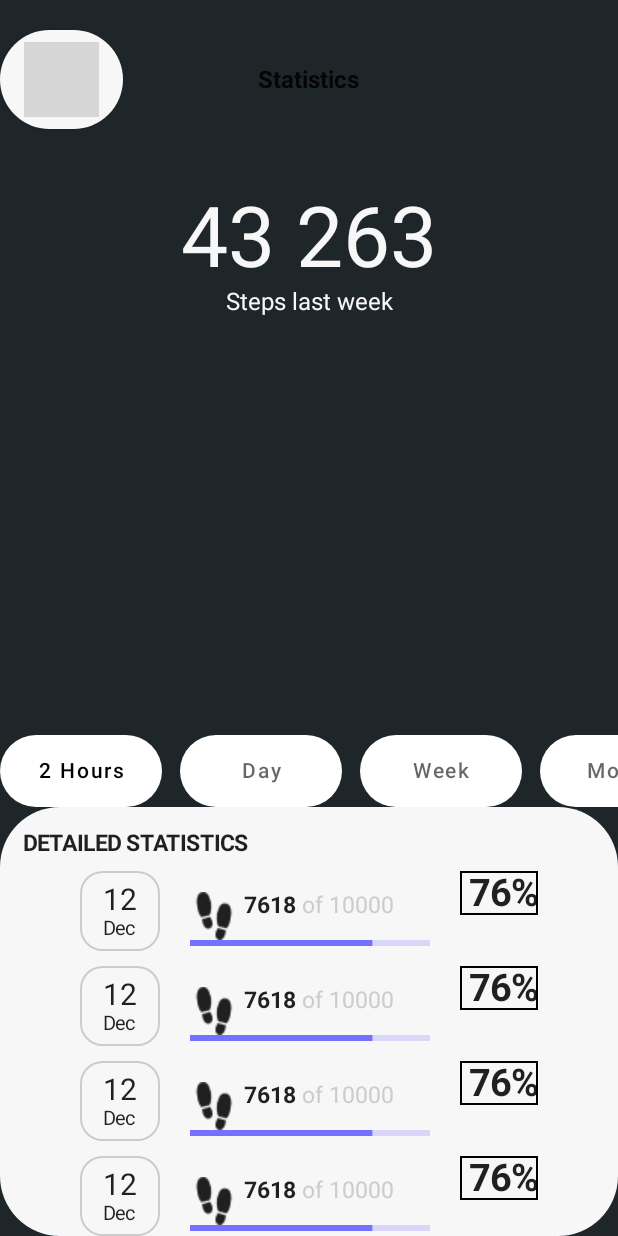
After one commit to Nastya-Lis/StepWalker, an Android app built with Jetpack Compose: the StatisticsScreen screen opened through its navigation route, on a phone screen of 412 x 824 dp. The commit adds this screen. Run offline under Robolectric (Android 15) with nearby library versions, the phone set to English and light mode, and no system bars; grey boxes are pictures that could not be loaded.

Commit message:
not perfect navigation on screens

```diff
--- a/app/build.gradle
+++ b/app/build.gradle
@@ -44,8 +44,12 @@ android {
         }
     }
 }
+def nav_version = "2.5.2"
+dependencies {
+    //navigation
 
-dependencies {
+    implementation("androidx.navigation:navigation-compose:$nav_version")
+
     // Paging Compose
     implementation "com.google.accompanist:accompanist-pager:0.13.0"
     implementation "com.google.accompanist:accompanist-pager-indicators:0.13.0"
--- a/app/src/main/java/com/example/stepwalker/MainActivity.kt
+++ b/app/src/main/java/com/example/stepwalker/MainActivity.kt
@@ -10,8 +10,10 @@ import androidx.compose.material.Text
 import androidx.compose.runtime.Composable
 import androidx.compose.ui.Modifier
 import androidx.compose.ui.tooling.preview.Preview
+import com.example.stepwalker.navhost.NavigationHosting
 import com.example.stepwalker.screens.FirstScreen
 import com.example.stepwalker.screens.ResultScreen
+import com.example.stepwalker.screens.StatisticsScreen
 import com.example.stepwalker.ui.theme.StepWalkerTheme
 
 class MainActivity : ComponentActivity() {
@@ -24,8 +26,10 @@ class MainActivity : ComponentActivity() {
                     modifier = Modifier.fillMaxSize(),
                     color = MaterialTheme.colors.background
                 ) {
+                    NavigationHosting()
                    // FirstScreen()
-                    ResultScreen()
+                   // ResultScreen()
+                    //StatisticsScreen()
                     //Greeting("Android")
                 }
             }
--- /dev/null
+++ b/app/src/main/java/com/example/stepwalker/navhost/NavigationHost.kt
@@ -0,0 +1,21 @@
+package com.example.stepwalker.navhost
+
+import androidx.compose.runtime.Composable
+import androidx.compose.ui.layout.FirstBaseline
+import androidx.navigation.NavController
+import androidx.navigation.NavHostController
+import androidx.navigation.compose.NavHost
+import androidx.navigation.compose.composable
+import androidx.navigation.compose.rememberNavController
+import com.example.stepwalker.screens.FirstScreen
+import com.example.stepwalker.screens.ResultScreen
+import com.example.stepwalker.screens.StatisticsScreen
+
+@Composable
+fun NavigationHosting(navController: NavHostController = rememberNavController()){
+    NavHost(navController = navController, startDestination = "profile"){
+        composable("profile"){ FirstScreen(navController)}
+        composable("result"){ ResultScreen(navController)}
+        composable("statistics"){ StatisticsScreen(navController)}
+    }
+}
--- a/app/src/main/java/com/example/stepwalker/screens/FirstScreen.kt
+++ b/app/src/main/java/com/example/stepwalker/screens/FirstScreen.kt
@@ -1,7 +1,9 @@
 package com.example.stepwalker.screens
 
+import android.view.GestureDetector
 import androidx.compose.foundation.Image
 import androidx.compose.foundation.background
+import androidx.compose.foundation.clickable
 import androidx.compose.foundation.layout.*
 import androidx.compose.foundation.lazy.LazyColumn
 import androidx.compose.foundation.shape.CircleShape
@@ -24,11 +26,12 @@ import androidx.compose.ui.text.font.FontFamily
 import androidx.compose.ui.text.font.FontWeight
 import androidx.compose.ui.unit.dp
 import androidx.compose.ui.unit.sp
+import androidx.navigation.NavHostController
 import com.example.stepwalker.R
 import com.example.stepwalker.ui.theme.*
 
 @Composable
-fun FirstScreen() {
+fun FirstScreen(navHostController: NavHostController) {
     return Scaffold(modifier = Modifier.padding(top = 40.dp)) {
         Column(
             modifier = Modifier
@@ -44,8 +47,8 @@ fun FirstScreen() {
                 AdvancedSettingButton()
             }
 
-            StepsAllStatistic()
-            FriendTab()
+            StepsAllStatistic(navHostController)
+            FriendTab(navHostController)
             Discounts()
         }
     }
@@ -81,7 +84,9 @@ fun UserView() {
 @Composable
 fun AdvancedSettingButton() {
     IconButton(
-        onClick = { /*TODO*/ }, modifier = Modifier
+        onClick = {
+
+        }, modifier = Modifier
             .background(Color(0xFFF7F7F8))
             .fillMaxHeight()
             .width(60.dp)
@@ -97,14 +102,14 @@ fun AdvancedSettingButton() {
 }
 
 @Composable
-fun StepsAllStatistic() {
+fun StepsAllStatistic(navHostController: NavHostController) {
     Row(
         modifier = Modifier
             .padding(top = 40.dp)
             .fillMaxWidth(),
         horizontalArrangement = Arrangement.SpaceBetween
     ) {
-        StepsToday()
+        StepsToday(navHostController)
         Column() {
             WeekRecord()
             MonthRecord()
@@ -113,13 +118,13 @@ fun StepsAllStatistic() {
 }
 
 @Composable
-fun StepsToday() {
+fun StepsToday(navHostController: NavHostController) {
     Column(
         modifier = Modifier
             .background(
                 Color(0xFF7471FF),
                 shape = RoundedCornerShape(45.dp)
-            )
+            ).clickable(onClick = { navHostController.navigate("statistics") })
             .padding(30.dp)
         //.shadow(5.dp, shape = CircleShape)
     ) {
@@ -189,7 +194,7 @@ fun MonthRecord() {
 }
 
 @Composable
-fun FriendTab() {
+fun FriendTab(navHostController: NavHostController) {
     Column(
         modifier = Modifier
             .padding(top = 20.dp)
@@ -232,6 +237,7 @@ fun FriendTab() {
                         contentScale = ContentScale.Crop,
                         modifier = Modifier
                             .padding(start = 30.dp)
+                            .clickable(onClick = {navHostController.navigate("result")})
                             .size(45.dp)
                             .clip(CircleShape)
                     )
--- a/app/src/main/java/com/example/stepwalker/screens/ResultScreen.kt
+++ b/app/src/main/java/com/example/stepwalker/screens/ResultScreen.kt
@@ -1,7 +1,6 @@
 package com.example.stepwalker.screens
 
 import androidx.compose.foundation.*
-import androidx.compose.foundation.gestures.scrollable
 import androidx.compose.foundation.layout.*
 import androidx.compose.foundation.lazy.LazyColumn
 import androidx.compose.foundation.lazy.LazyRow
@@ -18,31 +17,27 @@ import androidx.compose.ui.graphics.ColorFilter
 import androidx.compose.ui.graphics.RectangleShape
 import androidx.compose.ui.layout.ContentScale
 import androidx.compose.ui.res.painterResource
-import androidx.compose.ui.text.font.FontWeight
-import androidx.compose.ui.unit.ExperimentalUnitApi
 import androidx.compose.ui.unit.dp
 import androidx.compose.ui.unit.sp
+import androidx.navigation.NavHostController
 import com.example.stepwalker.R
+import com.example.stepwalker.screens.generalFunc.TopRow
 import com.example.stepwalker.ui.theme.AccentBlue
 import com.example.stepwalker.ui.theme.AccentGreen
 import com.example.stepwalker.ui.theme.AccentOrange
 import com.example.stepwalker.ui.theme.AccentPurple
-import com.google.accompanist.pager.ExperimentalPagerApi
-import com.google.accompanist.pager.HorizontalPager
-import com.google.accompanist.pager.PagerState
 
 @Composable
-fun ResultScreen() {
+fun ResultScreen(navHostController: NavHostController) {
     return Scaffold {
         Column {
-            TopRow()
+            TopRow("Result", navHostController)
             Result()
-
         }
     }
 }
 
-@Composable
+/*@Composable
 fun TopRow() {
     Row(
         modifier = Modifier
@@ -73,7 +68,7 @@ fun TopRow() {
         Spacer(modifier = Modifier.weight(1f))
     }
 
-}
+}*/
 
 @Composable
 fun Result() {
--- /dev/null
+++ b/app/src/main/java/com/example/stepwalker/screens/StatisticsScreen.kt
@@ -0,0 +1,150 @@
+package com.example.stepwalker.screens
+
+import android.util.Log
+import androidx.compose.foundation.*
+import androidx.compose.foundation.gestures.ScrollableState
+import androidx.compose.foundation.layout.*
+import androidx.compose.foundation.lazy.LazyColumn
+import androidx.compose.foundation.shape.RoundedCornerShape
+import androidx.compose.material.*
+import androidx.compose.runtime.*
+import androidx.compose.ui.Alignment
+import androidx.compose.ui.Modifier
+import androidx.compose.ui.graphics.Color
+import androidx.compose.ui.res.painterResource
+import androidx.compose.ui.text.SpanStyle
+import androidx.compose.ui.text.buildAnnotatedString
+import androidx.compose.ui.text.font.FontWeight
+import androidx.compose.ui.text.withStyle
+import androidx.compose.ui.unit.dp
+import androidx.compose.ui.unit.sp
+import androidx.navigation.NavHostController
+import com.example.stepwalker.screens.generalFunc.TopRow
+import com.example.stepwalker.ui.theme.AccentBlack
+import com.example.stepwalker.ui.theme.AccentWhite
+import com.example.stepwalker.R
+import com.example.stepwalker.ui.theme.AccentPurple
+import java.math.RoundingMode
+import java.text.DecimalFormat
+import kotlin.math.roundToInt
+import kotlin.math.roundToLong
+
+@Composable
+fun StatisticsScreen(navHostController: NavHostController) {
+    Scaffold() {
+        Column(modifier = Modifier.background(AccentBlack)) {
+            GraphStatistics(navHostController)
+        }
+    }
+}
+
+@Composable
+fun GraphStatistics(navHostController: NavHostController) {
+    Column {
+        TopRow("Statistics", navHostController)
+        Column(
+            modifier = Modifier
+                .fillMaxWidth()
+                .padding(top = 40.dp),
+            horizontalAlignment = Alignment.CenterHorizontally
+        ) {
+            Text("43 263", color = AccentWhite, fontSize = 56.sp)
+            Text("Steps last week", color = AccentWhite)
+        }
+        /*Image(painterResource(id = R.drawable.greenline), "wave"
+            ,modifier = Modifier.fillMaxWidth())*/
+        Spacer(modifier = Modifier.weight(2f))
+        TimingChoose()
+        DetailedStatistics()
+    }
+
+}
+
+
+@Composable
+fun TimingChoose() {
+    val scroll = rememberScrollState()
+    val listOfTabs = listOf("2 Hours", "Day", "Week", "Month", "Year")
+    var currentTab by remember { mutableStateOf(0) }
+    Row(modifier = Modifier.horizontalScroll(scroll)) {
+        listOfTabs.forEachIndexed { index, title ->
+            Tab(modifier = Modifier
+                .width(120.dp)
+                .padding(end = 12.dp)
+                .background(
+                    Color.White,
+                    shape = RoundedCornerShape(40.dp)
+                ),
+                selected = currentTab == index,
+                onClick = {
+                    currentTab = index
+                },
+                text = { Text(title) })
+        }
+    }
+}
+
+
+@Composable
+fun DetailedStatistics(){
+    val finalCountSteps = 7618
+    val bestCount = 10000
+    Column(modifier = Modifier
+        .fillMaxWidth()
+        .background(color = AccentWhite, RoundedCornerShape(40.dp))) {
+        Text(text = "DETAILED STATISTICS", fontSize = 15.sp, fontWeight = FontWeight.Bold,
+        modifier = Modifier.padding(top = 15.dp, start = 15.dp))
+        LazyColumn(modifier = Modifier
+            .fillMaxWidth(), horizontalAlignment = Alignment.CenterHorizontally) {
+            items(4){
+                val percent = countPercent(finalCountSteps,bestCount)
+                Row(modifier = Modifier.padding(top = 10.dp)){
+                    Column(modifier = Modifier
+                        .background(AccentWhite, RoundedCornerShape(35.dp))
+                        .border(1.dp, Color.LightGray, RoundedCornerShape(15.dp))
+                        .padding(horizontal = 15.dp, vertical = 7.dp)
+                    ){
+                        Text(text = "12", fontSize = 20.sp)
+                        Text(text = "Dec", fontSize = 13.sp)
+                    }
+                    ProgressBar(finalCountSteps, bestCount, percent)
+                    Row(Modifier.border(1.dp,Color.Black)){
+                        Text(" ${(percent*100).toInt()}%", fontSize = 25.sp, fontWeight = FontWeight.Bold)
+                    }
+                }
+            }
+        }
+    }
+
+}
+
+@Composable
+fun ProgressBar(valueResult: Int, valueBest: Int, progress:Float) {
+    Column(modifier = Modifier.size(200.dp, 50.dp).padding(horizontal = 20.dp),
+    verticalArrangement = Arrangement.Bottom) {
+        Row(){
+            Icon(painterResource(id = R.drawable.footsteps_silhouette_variant)
+                , contentDescription = "steps")
+            Text(
+                buildAnnotatedString {
+                    withStyle(style = SpanStyle(fontWeight = FontWeight.Bold, fontSize = 15.sp)){
+                        append(" $valueResult ")
+                    }
+                    withStyle(style = SpanStyle(color = Color.LightGray, fontSize = 15.sp)){
+                        append("of $valueBest")
+                    }
+                }
+            )
+        }
+        LinearProgressIndicator(progress, color = AccentPurple)
+    }
+}
+
+/*TODO finish logic of percent count
+   when percent of day walking is bigger than planning score*/
+fun countPercent(valueResult: Int, valueBest: Int):Float{
+    val dcFormat = DecimalFormat("0.##")
+    dcFormat.roundingMode = RoundingMode.CEILING
+    val result = ((valueResult.toFloat() * 100)/valueBest.toFloat()).roundToInt()
+    return result.toFloat()/100
+}
--- /dev/null
+++ b/app/src/main/java/com/example/stepwalker/screens/generalFunc/GeneralFun.kt
@@ -0,0 +1,53 @@
+package com.example.stepwalker.screens.generalFunc
+
+import androidx.compose.foundation.Image
+import androidx.compose.foundation.layout.*
+import androidx.compose.foundation.shape.RoundedCornerShape
+import androidx.compose.material.Button
+import androidx.compose.material.ButtonDefaults
+import androidx.compose.material.Text
+import androidx.compose.runtime.Composable
+import androidx.compose.ui.Alignment
+import androidx.compose.ui.Modifier
+import androidx.compose.ui.graphics.Color
+import androidx.compose.ui.res.painterResource
+import androidx.compose.ui.text.font.FontWeight
+import androidx.compose.ui.unit.dp
+import androidx.navigation.NavHostController
+import com.example.stepwalker.R
+import com.example.stepwalker.navhost.NavigationHosting
+
+@Composable
+fun TopRow(title: String, navHostController: NavHostController) {
+    Row(
+        modifier = Modifier
+            .fillMaxWidth()
+            //.border(2.dp, Color.Black)
+            .padding(top = 20.dp),
+        verticalAlignment = Alignment.CenterVertically,
+        horizontalArrangement = Arrangement.SpaceBetween
+    ) {
+
+        Button(
+            modifier = Modifier.weight(1f),
+            onClick = {
+                      navHostController.popBackStack()
+            }, shape = RoundedCornerShape(50.dp),
+            //modifier = Modifier.weight(1f),
+            colors = ButtonDefaults.buttonColors(
+                Color(0xFFF7F7F8)
+            )
+        ) {
+            Image(painterResource(id = R.drawable.back), "back button")
+        }
+        Box(
+            modifier = Modifier
+                .weight(3f),
+            contentAlignment = Alignment.Center
+        ) {
+            Text(title, fontWeight = FontWeight.Bold)
+        }
+        Spacer(modifier = Modifier.weight(1f))
+    }
+
+}
```
